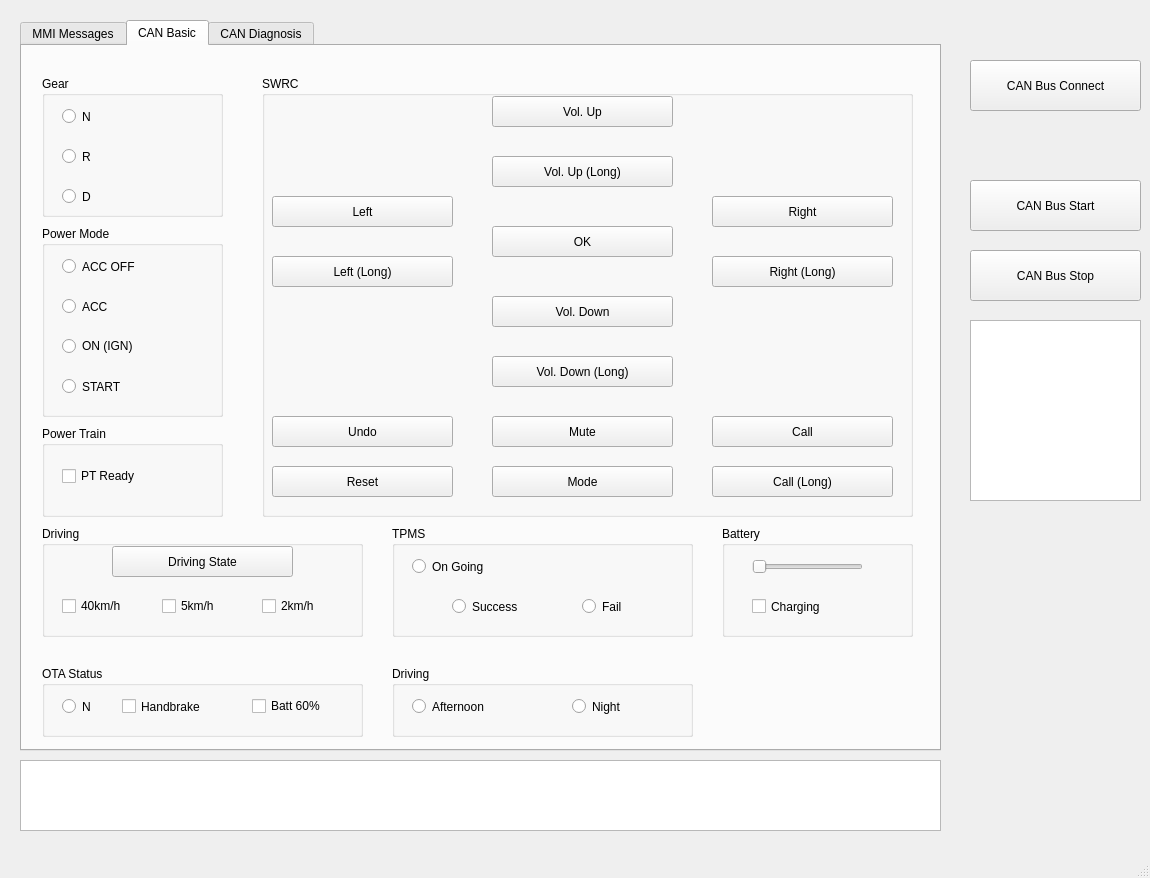
First picture: the form in untitled.ui, repository AndrewKim330/can_drimaes, before the edit.
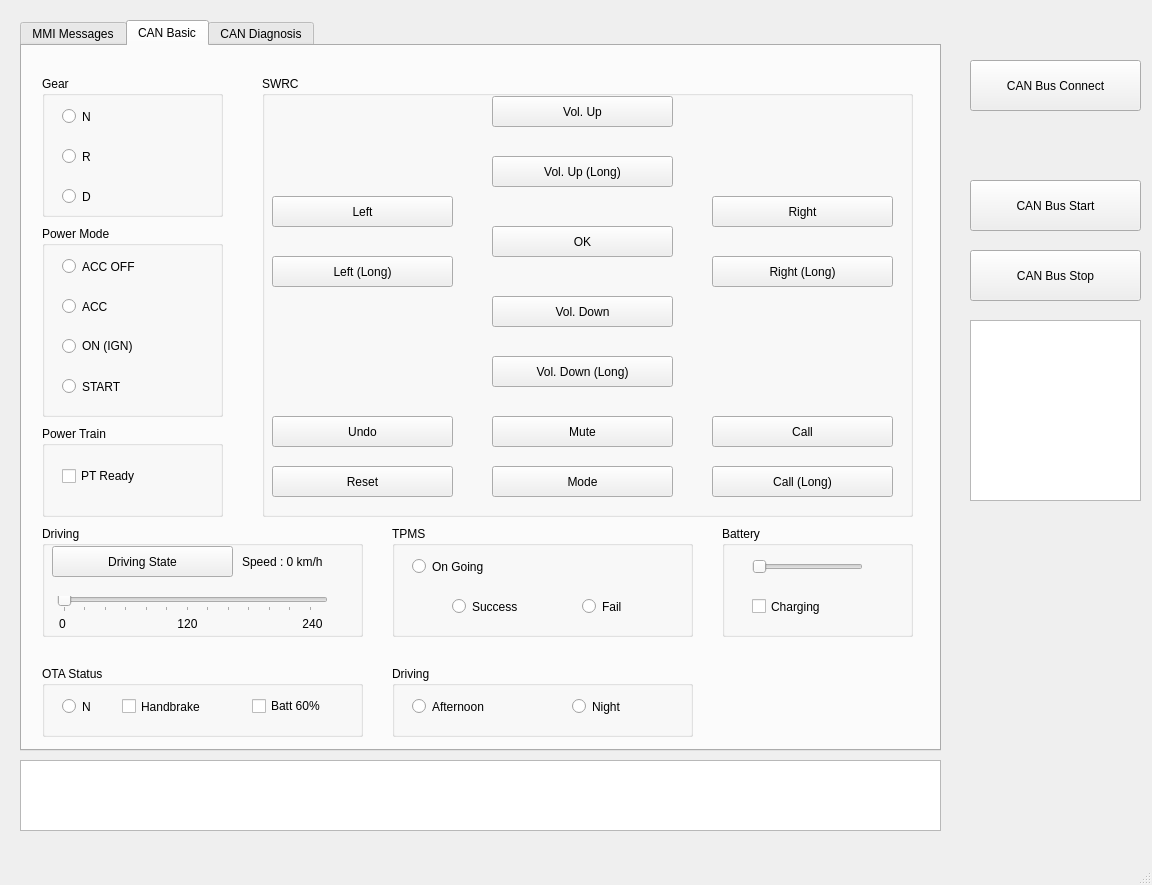
Second picture: the form after the edit.

Commit message: Feat : Set value of speed slider to IC node signal

```diff
--- a/untitled.ui
+++ b/untitled.ui
@@ -6,8 +6,8 @@
    <rect>
     <x>0</x>
     <y>0</y>
-    <width>1150</width>
-    <height>878</height>
+    <width>1152</width>
+    <height>885</height>
    </rect>
   </property>
   <property name="windowTitle">
@@ -660,49 +660,10 @@
       <property name="title">
        <string>Driving</string>
       </property>
-      <widget class="QCheckBox" name="chk_40_km">
-       <property name="geometry">
-        <rect>
-         <x>20</x>
-         <y>70</y>
-         <width>81</width>
-         <height>20</height>
-        </rect>
-       </property>
-       <property name="text">
-        <string>40km/h</string>
-       </property>
-      </widget>
-      <widget class="QCheckBox" name="chk_05_km">
-       <property name="geometry">
-        <rect>
-         <x>120</x>
-         <y>70</y>
-         <width>81</width>
-         <height>20</height>
-        </rect>
-       </property>
-       <property name="text">
-        <string>5km/h</string>
-       </property>
-      </widget>
-      <widget class="QCheckBox" name="chk_02_km">
-       <property name="geometry">
-        <rect>
-         <x>220</x>
-         <y>70</y>
-         <width>81</width>
-         <height>20</height>
-        </rect>
-       </property>
-       <property name="text">
-        <string>2km/h</string>
-       </property>
-      </widget>
       <widget class="QPushButton" name="btn_drv_state">
        <property name="geometry">
         <rect>
-         <x>70</x>
+         <x>10</x>
          <y>20</y>
          <width>181</width>
          <height>31</height>
@@ -712,6 +673,92 @@
         <string>Driving State</string>
        </property>
       </widget>
+      <widget class="QSlider" name="slider_speed">
+       <property name="geometry">
+        <rect>
+         <x>15</x>
+         <y>70</y>
+         <width>271</width>
+         <height>16</height>
+        </rect>
+       </property>
+       <property name="maximum">
+        <number>250</number>
+       </property>
+       <property name="singleStep">
+        <number>5</number>
+       </property>
+       <property name="orientation">
+        <enum>Qt::Horizontal</enum>
+       </property>
+       <property name="tickPosition">
+        <enum>QSlider::TicksBelow</enum>
+       </property>
+       <property name="tickInterval">
+        <number>20</number>
+       </property>
+      </widget>
+      <widget class="QLabel" name="tick_0">
+       <property name="geometry">
+        <rect>
+         <x>10</x>
+         <y>90</y>
+         <width>21</width>
+         <height>16</height>
+        </rect>
+       </property>
+       <property name="text">
+        <string>0</string>
+       </property>
+       <property name="alignment">
+        <set>Qt::AlignCenter</set>
+       </property>
+      </widget>
+      <widget class="QLabel" name="tick_240">
+       <property name="geometry">
+        <rect>
+         <x>260</x>
+         <y>90</y>
+         <width>21</width>
+         <height>16</height>
+        </rect>
+       </property>
+       <property name="text">
+        <string>240</string>
+       </property>
+       <property name="alignment">
+        <set>Qt::AlignCenter</set>
+       </property>
+      </widget>
+      <widget class="QLabel" name="tick_120">
+       <property name="geometry">
+        <rect>
+         <x>135</x>
+         <y>90</y>
+         <width>21</width>
+         <height>16</height>
+        </rect>
+       </property>
+       <property name="text">
+        <string>120</string>
+       </property>
+       <property name="alignment">
+        <set>Qt::AlignCenter</set>
+       </property>
+      </widget>
+      <widget class="QLabel" name="label_speed">
+       <property name="geometry">
+        <rect>
+         <x>200</x>
+         <y>25</y>
+         <width>111</width>
+         <height>21</height>
+        </rect>
+       </property>
+       <property name="text">
+        <string>Speed : 0 km/h</string>
+       </property>
+      </widget>
      </widget>
      <widget class="QGroupBox" name="tpms_group">
       <property name="geometry">
```
Left out of the diff: 5 changed lines with no effect on the pictures. The commit also changes 2 other files.
